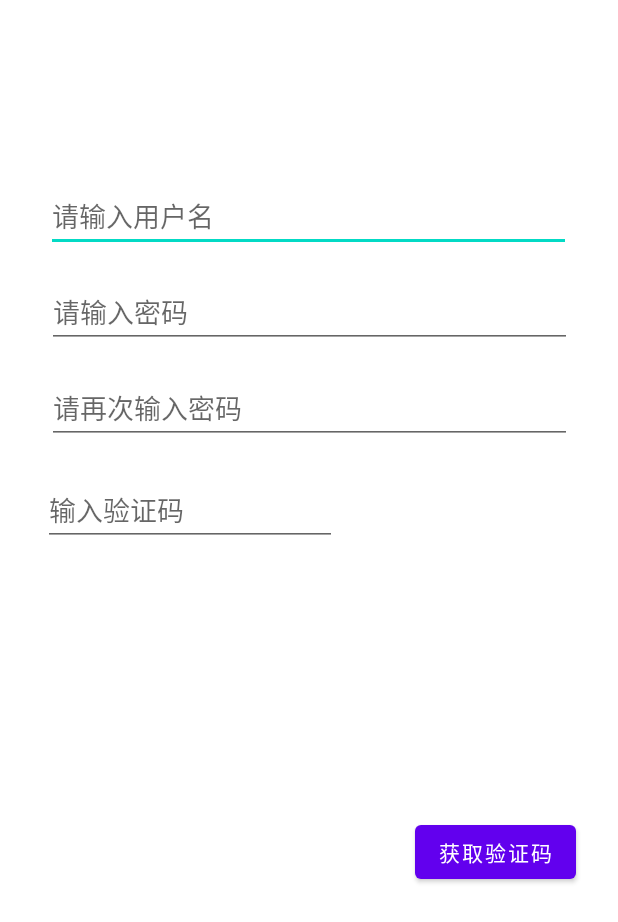
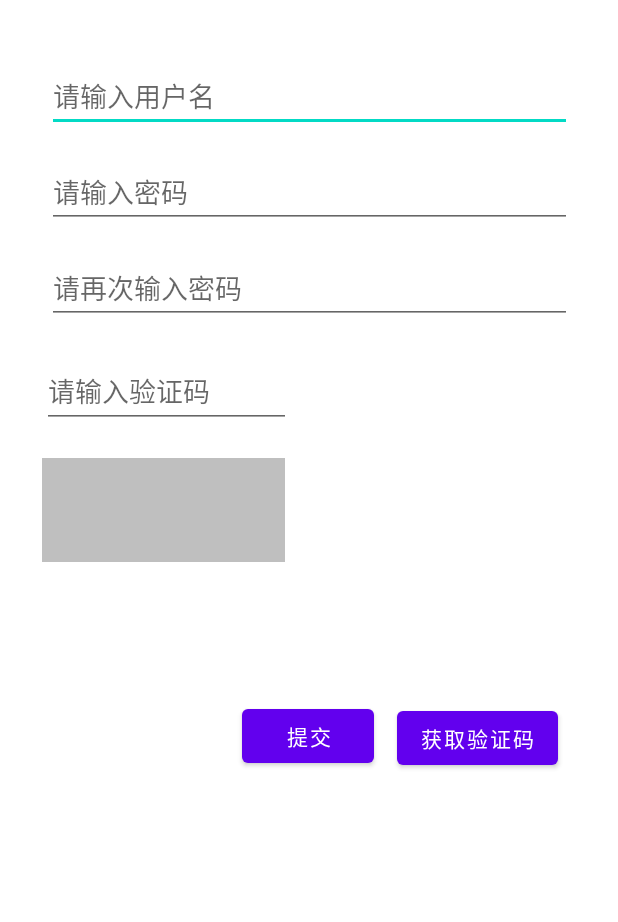
Before and after one commit to shizuka1117/magicConchDemo, an Android app: the layout activity_register.xml on its own in the app's theme, with its tools: preview values and no code run, on a phone screen of 412 x 824 dp. Shown: the top 922 px of the screen. Run offline under Robolectric (Android 15) with nearby library versions, the phone set to English and light mode, and no system bars.

```diff
--- a/app/src/main/AndroidManifest.xml
+++ b/app/src/main/AndroidManifest.xml
@@ -12,8 +12,10 @@
         <activity
             android:name=".NavigationActivity"
             android:label="@string/title_activity_navigation">
+        </activity>
 
-        </activity>
+        <activity android:name=".RegisterActivity"></activity>
+
         <activity android:name=".LoginActivity">
             <intent-filter>
                 <action android:name="android.intent.action.MAIN" />
--- a/app/src/main/res/layout/activity_register.xml
+++ b/app/src/main/res/layout/activity_register.xml
@@ -9,11 +9,11 @@
         android:id="@+id/newUserName"
         android:layout_width="350dp"
         android:layout_height="wrap_content"
-        android:layout_marginTop="120dp"
+        android:layout_marginTop="40dp"
         android:hint="请输入用户名"
         android:inputType="text"
         app:layout_constraintEnd_toEndOf="parent"
-        app:layout_constraintHorizontal_bias="0.491"
+        app:layout_constraintHorizontal_bias="0.508"
         app:layout_constraintStart_toStartOf="parent"
         app:layout_constraintTop_toTopOf="parent" />
 
@@ -46,30 +46,45 @@
         android:id="@+id/verify_btn"
         android:layout_width="wrap_content"
         android:layout_height="wrap_content"
-        android:layout_marginEnd="28dp"
-        android:layout_marginBottom="232dp"
+        android:layout_marginEnd="40dp"
+        android:layout_marginBottom="308dp"
         android:text="获取验证码"
         app:layout_constraintBottom_toBottomOf="parent"
-        app:layout_constraintEnd_toEndOf="parent" />
+        app:layout_constraintEnd_toEndOf="parent"
+        app:layout_constraintHorizontal_bias="1.0"
+        app:layout_constraintStart_toEndOf="@+id/verify_txt" />
 
     <EditText
         android:id="@+id/verify_txt"
-        android:layout_width="196dp"
-        android:layout_height="wrap_content"
+        android:layout_width="166dp"
+        android:layout_height="49dp"
+        android:layout_marginStart="28dp"
         android:layout_marginTop="20dp"
-        android:layout_marginEnd="52dp"
-        android:hint="输入验证码"
-        app:layout_constraintEnd_toStartOf="@+id/verify_btn"
+        android:hint="请输入验证码"
+        android:maxLines="1"
+        app:layout_constraintStart_toStartOf="parent"
         app:layout_constraintTop_toBottomOf="@+id/newUserPasswordAgain" />
 
     <ImageView
         android:id="@+id/verify_img"
-        android:layout_width="141dp"
-        android:layout_height="94dp"
-        android:layout_marginStart="36dp"
-        android:layout_marginTop="24dp"
+        android:layout_width="162dp"
+        android:layout_height="69dp"
+        android:layout_marginStart="28dp"
+        android:layout_marginTop="20dp"
+        android:background="@color/gray"
         app:layout_constraintStart_toStartOf="parent"
-        app:layout_constraintTop_toBottomOf="@+id/verify_txt"
-        app:srcCompat="@drawable/edit_background" />
+        app:layout_constraintTop_toBottomOf="@+id/verify_txt" />
+
+    <Button
+        android:id="@+id/verify_submit"
+        android:layout_width="wrap_content"
+        android:layout_height="wrap_content"
+        android:text="提交"
+        app:layout_constraintBottom_toBottomOf="parent"
+        app:layout_constraintEnd_toEndOf="parent"
+        app:layout_constraintHorizontal_bias="0.498"
+        app:layout_constraintStart_toStartOf="parent"
+        app:layout_constraintTop_toBottomOf="@+id/verify_img"
+        app:layout_constraintVertical_bias="0.229" />
 
 </androidx.constraintlayout.widget.ConstraintLayout>
--- a/app/src/main/res/values/colors.xml
+++ b/app/src/main/res/values/colors.xml
@@ -12,4 +12,5 @@
     <color name="light_blue_A200">#FF40C4FF</color>
     <color name="light_blue_A400">#FF00B0FF</color>
     <color name="black_overlay">#66000000</color>
+    <color name="gray">#BFBFBF</color>
 </resources>
```
Also changed, not shown: app/src/main/java/com/example/magiccouchdemo/CodeUtils.java (added, +141 -0 lines), app/src/main/java/com/example/magiccouchdemo/LoginActivity.java (+16 -5 lines), app/src/main/java/com/example/magiccouchdemo/RegisterActivity.java (added, +74 -0 lines), app/src/main/res/layout/activity_login.xml (+13 -7 lines).
